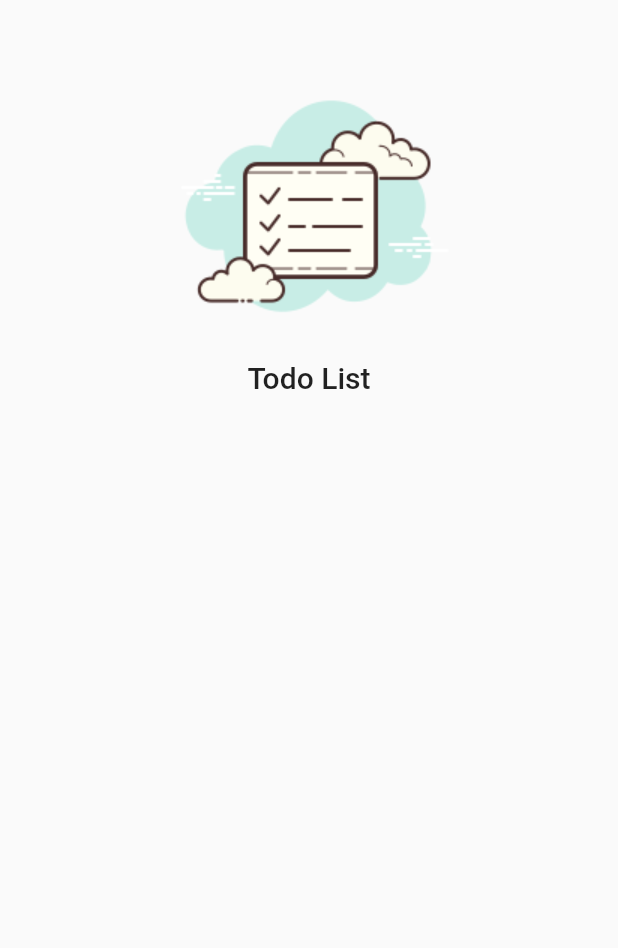
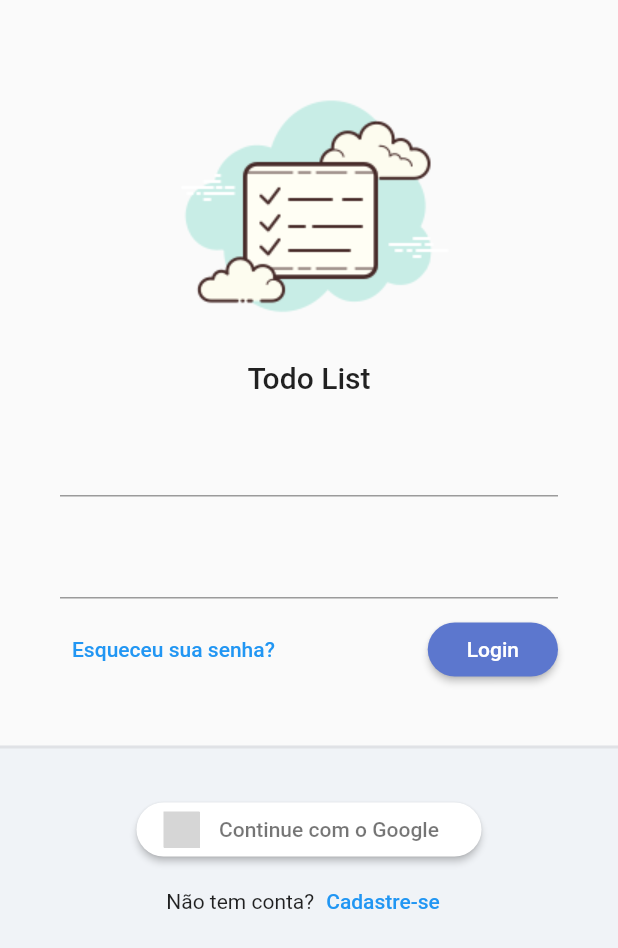
Before and after one commit to aspiregeovani/TodoList, a Flutter app: the screen it shows after launch, on a phone screen of 412 x 824 dp. Shown: the top 948 px of the screen. Run offline on Flutter 3.47's test engine with Material 2 defaults, Android fonts, the phone set to English and light mode, and no system bars; our stand-ins replace flutter_signin_button, google_fonts, sqflite, sqflite_common, synchronized; accounts and stored records are empty; Roboto replaces fonts that are missing (Mandali); grey boxes are pictures that could not be loaded.

Commit message:
Layout de Login e configurando tema - parte 2

```diff
--- /dev/null
+++ b/lib/app/core/ui/theme_extensions.dart
@@ -0,0 +1,14 @@
+import 'package:flutter/material.dart';
+
+extension ThemeExtension on BuildContext {
+  Color get primaryColor => Theme.of(this).primaryColor;
+  Color get primaryColorLight => Theme.of(this).primaryColorLight;
+  Color get buttonColor => Theme.of(this).buttonColor;
+  TextTheme get textTheme => Theme.of(this).textTheme;
+
+  TextStyle get titleStyle => TextStyle(
+        fontSize: 12,
+        fontWeight: FontWeight.bold,
+        color: Colors.grey,
+      );
+}
--- /dev/null
+++ b/lib/app/core/ui/todo_list_ui_config.dart
@@ -0,0 +1,17 @@
+import 'package:flutter/material.dart';
+import 'package:google_fonts/google_fonts.dart';
+
+class TodoListUiConfig {
+  TodoListUiConfig._();
+
+  static ThemeData get theme => ThemeData(
+        textTheme: GoogleFonts.mandaliTextTheme(),
+        primaryColor: Color(0xff5C77CE),
+        primaryColorLight: Color(0xffABC8F7),
+        elevatedButtonTheme: ElevatedButtonThemeData(
+          style: ElevatedButton.styleFrom(
+            primary: Color(0xff5C77CE),
+          ),
+        ),
+      );
+}
--- a/lib/app/core/widget/todo_list_logo.dart
+++ b/lib/app/core/widget/todo_list_logo.dart
@@ -1,11 +1,13 @@
 import 'package:flutter/material.dart';
+import 'package:todo_list_provider/app/core/ui/theme_extensions.dart';
 
 class TodoListLogo extends StatelessWidget {
   const TodoListLogo({Key? key}) : super(key: key);
 
   @override
   Widget build(BuildContext context) {
-    return Column(
+    return Center(
+      child: Column(
         children: [
           Image.asset(
             'assets/logo.png',
@@ -13,9 +15,10 @@ class TodoListLogo extends StatelessWidget {
           ),
           Text(
             'Todo List',
-          style: Theme.of(context).textTheme.headline6,
+            style: context.textTheme.headline6,
           ),
         ],
+      ),
     );
   }
 }
--- a/lib/app/modules/auth/login/login_page.dart
+++ b/lib/app/modules/auth/login/login_page.dart
@@ -1,4 +1,6 @@
 import 'package:flutter/material.dart';
+import 'package:flutter_signin_button/button_list.dart';
+import 'package:flutter_signin_button/button_view.dart';
 import 'package:todo_list_provider/app/core/widget/todo_list_logo.dart';
 
 class LoginPage extends StatelessWidget {
@@ -21,7 +23,82 @@ class LoginPage extends StatelessWidget {
                     SizedBox(
                       height: 40,
                     ),
-                    Center(child: TodoListLogo())
+                    TodoListLogo(),
+                    Padding(
+                      padding: const EdgeInsets.symmetric(
+                        horizontal: 40,
+                        vertical: 20,
+                      ),
+                      child: Form(
+                          child: Column(
+                        children: [
+                          TextFormField(),
+                          SizedBox(height: 20),
+                          TextFormField(),
+                          SizedBox(height: 10),
+                          Row(
+                            mainAxisAlignment: MainAxisAlignment.spaceBetween,
+                            children: [
+                              TextButton(
+                                onPressed: () {},
+                                child: Text('Esqueceu sua senha?'),
+                              ),
+                              ElevatedButton(
+                                onPressed: () {},
+                                child: Padding(
+                                  padding: const EdgeInsets.all(10.0),
+                                  child: Text('Login'),
+                                ),
+                                style: ElevatedButton.styleFrom(
+                                  shape: RoundedRectangleBorder(
+                                    borderRadius: BorderRadius.circular(20),
+                                  ),
+                                ),
+                              )
+                            ],
+                          )
+                        ],
+                      )),
+                    ),
+                    SizedBox(height: 20),
+                    Expanded(
+                        child: Container(
+                      decoration: BoxDecoration(
+                        color: Color(0xffF0F3F7),
+                        border: Border(
+                          top: BorderSide(
+                            width: 2,
+                            color: Colors.grey.withAlpha(50),
+                          ),
+                        ),
+                      ),
+                      child: Column(
+                        children: [
+                          SizedBox(
+                            height: 30,
+                          ),
+                          SignInButton(
+                            Buttons.Google,
+                            text: 'Continue com o Google',
+                            padding: const EdgeInsets.all(5),
+                            shape: OutlineInputBorder(
+                                borderRadius: BorderRadius.circular(30),
+                                borderSide: BorderSide.none),
+                            onPressed: () {},
+                          ),
+                          Row(
+                            mainAxisAlignment: MainAxisAlignment.center,
+                            children: [
+                              Text('Não tem conta?'),
+                              TextButton(
+                                onPressed: () {},
+                                child: Text('Cadastre-se'),
+                              )
+                            ],
+                          )
+                        ],
+                      ),
+                    ))
                   ],
                 ),
               ),
--- a/lib/app/services/app_widget.dart
+++ b/lib/app/services/app_widget.dart
@@ -1,5 +1,6 @@
 import 'package:flutter/material.dart';
 import 'package:todo_list_provider/app/core/database/sqlite_adm_connection.dart';
+import 'package:todo_list_provider/app/core/ui/todo_list_ui_config.dart';
 import 'package:todo_list_provider/app/modules/auth/auth_module.dart';
 import 'package:todo_list_provider/app/modules/splash/splash_page.dart';
 
@@ -30,6 +31,7 @@ class _AppWidgetState extends State<AppWidget> {
     return MaterialApp(
       title: 'Todo List Provider',
       initialRoute: '/login',
+      theme: TodoListUiConfig.theme,
       routes: {...AuthModule().routers},
       home: SplashPage(),
     );
--- a/pubspec.yaml
+++ b/pubspec.yaml
@@ -26,6 +26,8 @@ dependencies:
   provider: ^5.0.0
   sqflite: ^2.0.0+3
   path: ^1.8.0
+  google_fonts: 2.1.0
+  flutter_signin_button: 2.0.0
 
 
   # The following adds the Cupertino Icons font to your application.
```
Lines whose indentation alone changed are shown as unchanged.
